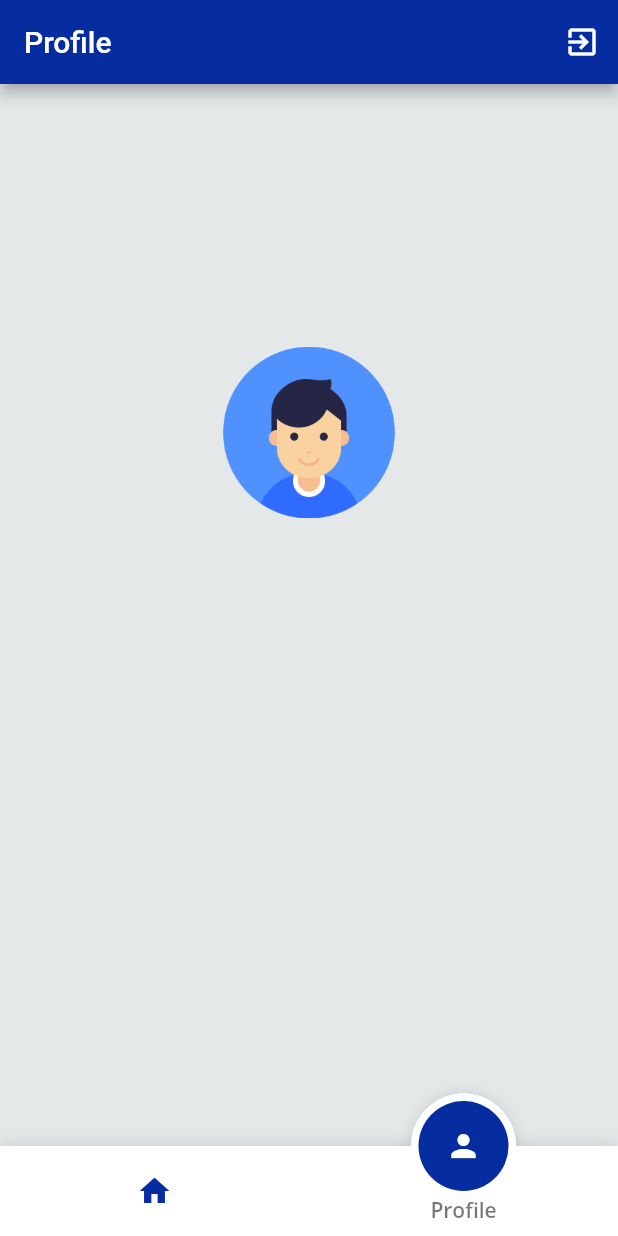
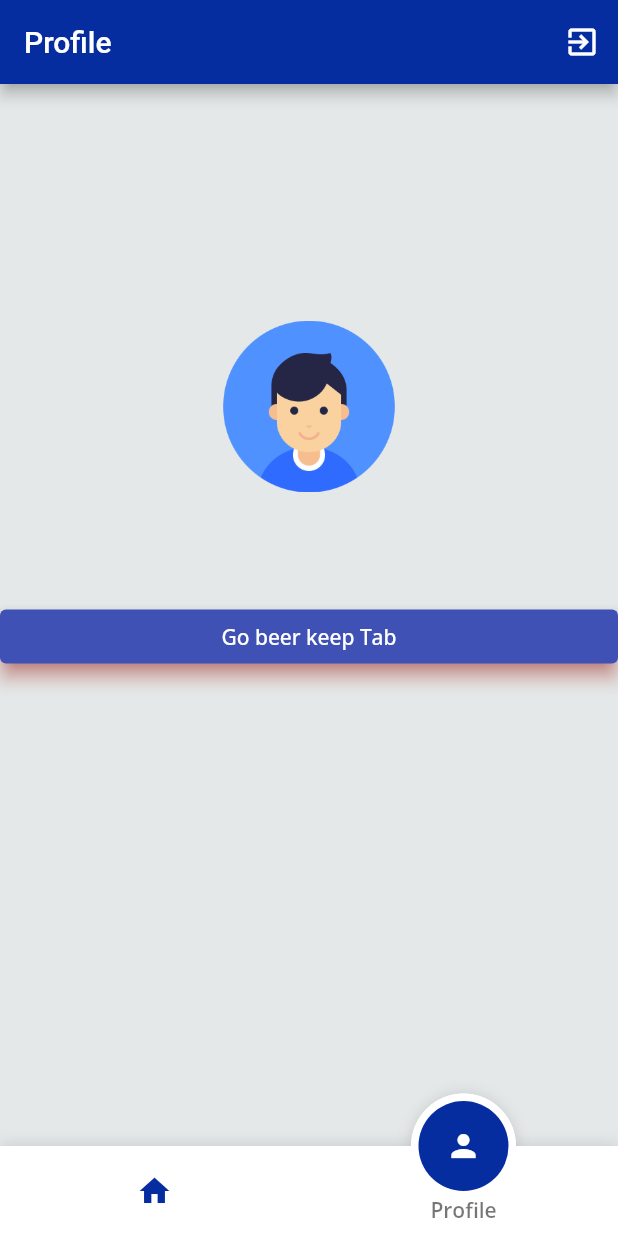
Before and after one commit to piyushpatel130689/flutter_bloc_firebase, a Flutter app: the NavigationPage screen opened directly, item 2 of the bottom bar chosen, on a phone screen of 412 x 824 dp. Run offline on Flutter 3.47's test engine with Material 2 defaults, Android fonts, the phone set to English and light mode, and no system bars; drawn by our look-alikes of fancy_bottom_navigation; our stand-ins replace bloc, equatable, firebase_auth, firebase_core, flutter_bloc, flutter_screenutil and 6 more; missing offline and left inert: flow_builder, very_good_analysis; accounts and stored records are empty; network calls fail.

Commit message:
handle bottom taba navigation and added common button and sharepreference file

```diff
--- a/lib/common/common.dart
+++ b/lib/common/common.dart
@@ -6,3 +6,4 @@ export 'mycolors.dart';
 export 'mystyles.dart';
 export 'password.dart';
 export 'sizeconfig.dart';
+export 'share_preference.dart';
--- /dev/null
+++ b/lib/common/widget/button_widget.dart
@@ -0,0 +1,72 @@
+import 'package:flutter/material.dart';
+import 'package:meta/meta.dart';
+
+class ElevatedButtonCustomWidget extends StatelessWidget {
+  final Icon? icon;
+  final String text;
+  final Function() onPressed;
+  final bool widthFull;
+
+  ElevatedButtonCustomWidget(
+      {this.icon,
+      required this.text,
+      required this.onPressed,
+      this.widthFull = true});
+
+  @override
+  Widget build(BuildContext context) {
+    if (this.icon != null) {
+      return (this.widthFull != null && this.widthFull)
+          ? Flexible(
+              child: ElevatedButton.icon(
+              label: Text(this.text),
+              icon: icon ??
+                  Icon(
+                    Icons.add,
+                    color: Colors.white,
+                  ),
+              onPressed: this.onPressed,
+              style: ElevatedButton.styleFrom(
+                  primary: Colors.indigo,
+                  shadowColor: Colors.red,
+                  elevation: 5,
+                  fixedSize: Size(MediaQuery.of(context).size.width / 2, 10)),
+            ))
+          : ElevatedButton.icon(
+              label: Text(this.text),
+              icon: icon ??
+                  Icon(
+                    Icons.add,
+                    color: Colors.white,
+                  ),
+              onPressed: this.onPressed,
+              style: ElevatedButton.styleFrom(
+                  primary: Colors.indigo,
+                  shadowColor: Colors.red,
+                  elevation: 5,
+                  fixedSize: Size(MediaQuery.of(context).size.width / 2, 10)),
+            );
+    } else {
+      return (this.widthFull != null && this.widthFull)
+          ? Flexible(
+              child: ElevatedButton(
+              child: Text(this.text),
+              onPressed: this.onPressed,
+              style: ElevatedButton.styleFrom(
+                  primary: Colors.indigo,
+                  shadowColor: Colors.red,
+                  elevation: 5,
+                  fixedSize: Size(MediaQuery.of(context).size.width, 10)),
+            ))
+          : ElevatedButton(
+              child: Text(this.text),
+              onPressed: this.onPressed,
+              style: ElevatedButton.styleFrom(
+                  primary: Colors.indigo,
+                  shadowColor: Colors.red,
+                  elevation: 5,
+                  fixedSize: Size(MediaQuery.of(context).size.width / 2, 10)),
+            );
+    }
+  }
+}
--- a/lib/common/widget/widgets.dart
+++ b/lib/common/widget/widgets.dart
@@ -2,3 +2,4 @@ export 'avatar.dart';
 export 'add_image_form.dart';
 export 'auth_text_field.dart';
 export 'bottom_loader.dart';
+export 'button_widget.dart';
--- a/lib/screen/home/view/home_page.dart
+++ b/lib/screen/home/view/home_page.dart
@@ -4,8 +4,9 @@ import 'package:piyush_flutter_bloc/lib.dart';
 
 class HomePage extends StatelessWidget {
   final UserRepository userRepository;
+  final Function? onNext;
 
-  const HomePage({Key? key, required this.userRepository}) : super(key: key);
+  const HomePage({Key? key, required this.userRepository, this.onNext}) : super(key: key);
 
   @override
   Widget build(BuildContext context) {
@@ -20,7 +21,7 @@ class HomePage extends StatelessWidget {
             create: (context) => UserBloc(
               userRepository: userRepository,
             )..add(HomeStarted()),
-            child: HomeBody(),
+            child: HomeBody(onNext: onNext,),
           )),
     );
   }
--- a/lib/screen/login/view/login_form.dart
+++ b/lib/screen/login/view/login_form.dart
@@ -9,6 +9,7 @@ class LoginForm extends StatelessWidget {
 
   @override
   Widget build(BuildContext context) {
+    //MySharePreference().setUserLogin(true)
     return BlocListener<LoginCubit, LoginState>(
       listener: (context, state) {
         if (state.status.isSubmissionFailure) {
--- a/lib/screen/profile/view/profile_page.dart
+++ b/lib/screen/profile/view/profile_page.dart
@@ -6,6 +6,12 @@ class ProfilePage extends StatelessWidget {
   const ProfilePage({Key? key}) : super(key: key);
 
   static Page page() => const MaterialPage<void>(child: ProfilePage());
+
+  void onButtonPress(BuildContext context) {
+    Navigator.push(context, MaterialPageRoute(builder: (context) {
+      return BeerPage();
+    }));
+  }
 
   @override
   Widget build(BuildContext context) {
@@ -27,11 +33,15 @@ class ProfilePage extends StatelessWidget {
         child: Column(
           mainAxisSize: MainAxisSize.min,
           children: <Widget>[
-            Avatar(photo: user.photo??''),
+            Avatar(photo: user.photo ?? ''),
             const SizedBox(height: 4.0),
             Text(user.email ?? '', style: textTheme.headline6),
             const SizedBox(height: 4.0),
             Text(user.name ?? '', style: textTheme.headline5),
+            const SizedBox(height: 4.0),
+            ElevatedButtonCustomWidget(
+                text: "Go beer keep Tab",
+                onPressed: () => onButtonPress(context))
           ],
         ),
       ),
--- a/pubspec.yaml
+++ b/pubspec.yaml
@@ -34,6 +34,7 @@ dependencies:
   image_picker: ^0.8.1+3
   flutter_screenutil: ^5.0.0+2
   fancy_bottom_navigation: ^0.3.3
+  shared_preferences: ^2.0.6
 
 
   # The following adds the Cupertino Icons font to your application.
```
Also changed, not shown: lib/common/share_preference.dart (added, +38 -0 lines), lib/screen/home/view/home_body.dart (+10 -7 lines), lib/tabs/view/navigation_page.dart (+75 -0 lines), pubspec.lock.
